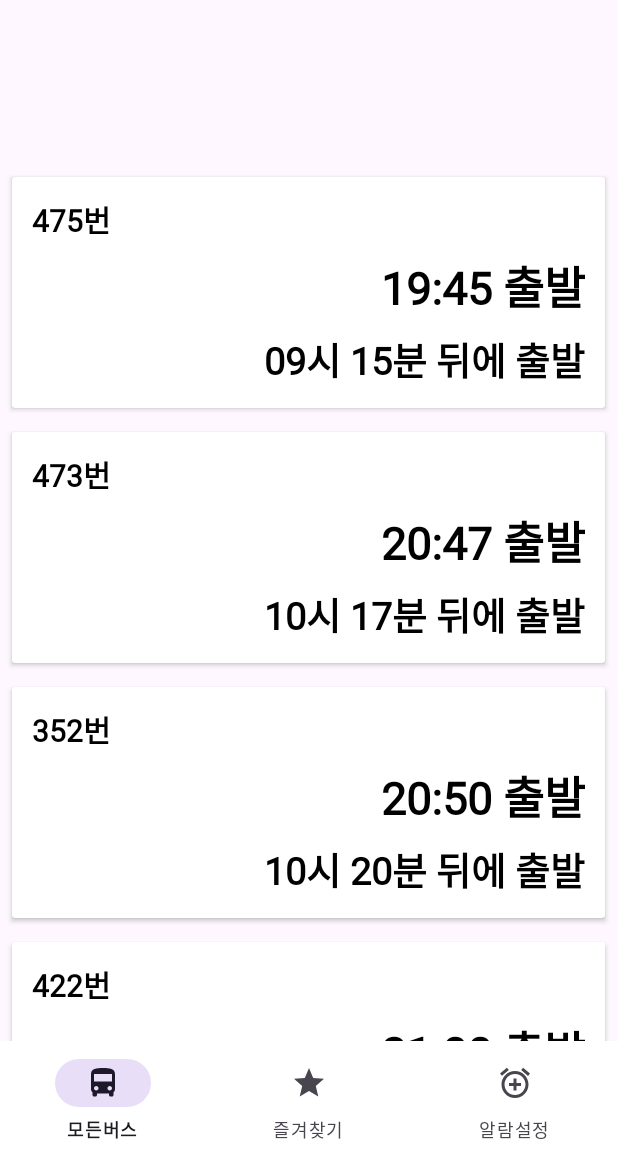
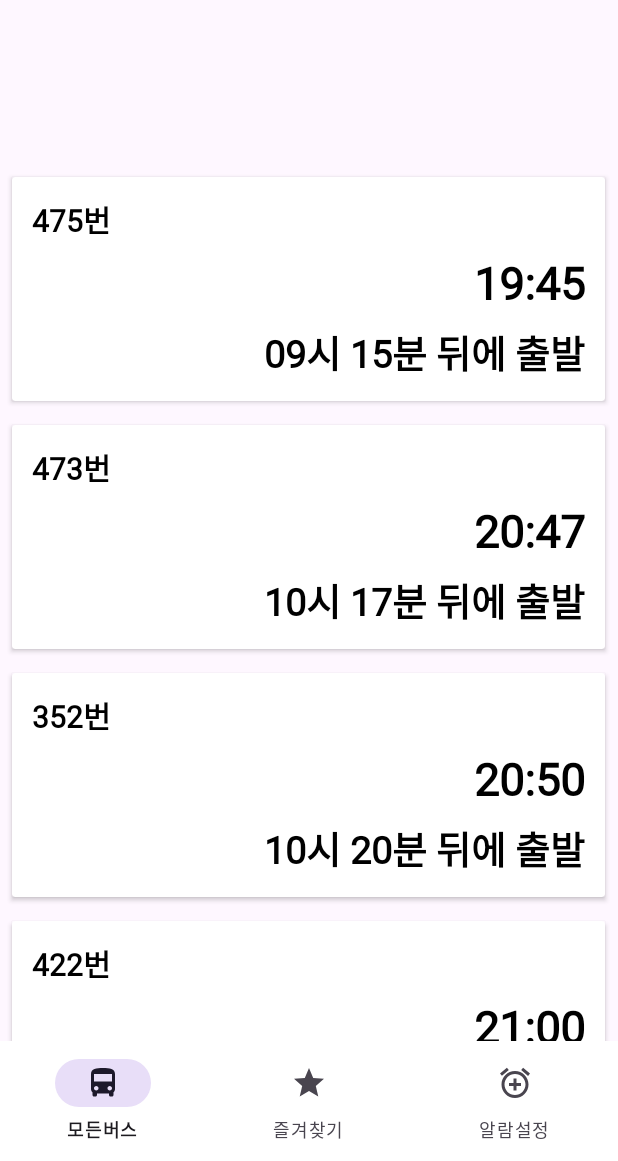
Before and after one commit to dLqovop/-, an Android app: the screen it shows after launch (MainActivity), on a phone screen of 412 x 824 dp, the part 75-1236 px from its top. Run offline under Robolectric (Android 15) with nearby library versions, the phone set to English and light mode, and no system bars.

Commit message:
viewholder 확장

```diff
--- a/app/src/main/java/com/example/jeju_makcha/fragment_1.java
+++ b/app/src/main/java/com/example/jeju_makcha/fragment_1.java
@@ -125,7 +125,7 @@ public class fragment_1 extends Fragment {
                 } else {
                     String time = tokens[1]; // 인덱스 1번의 시간 데이터
                     String remainingTime = TimeUtil.calculateRemainingTime(time); // 현재 시간과의 차이 계산
-                    String result = tokens[0] + "번\n" + time + " 출발\n" + remainingTime;
+                    String result = tokens[0] + "번\n" + time + "\n" + remainingTime;
 
                     // 세 줄씩 묶어서 하나의 카드로 출력
                     itemList.add(result);
--- a/app/src/main/res/layout/item_bus.xml
+++ b/app/src/main/res/layout/item_bus.xml
@@ -56,7 +56,8 @@
             android:layout_height="wrap_content"
             android:textSize="14sp"
             android:textColor="#000000"
-            android:textStyle="italic" />
+            android:textStyle="italic"
+            android:text="확장"/>
 
     </LinearLayout>
 
```
Also changed, not shown: app/src/main/java/com/example/jeju_makcha/BusAdapter.java (+14 -0 lines).
